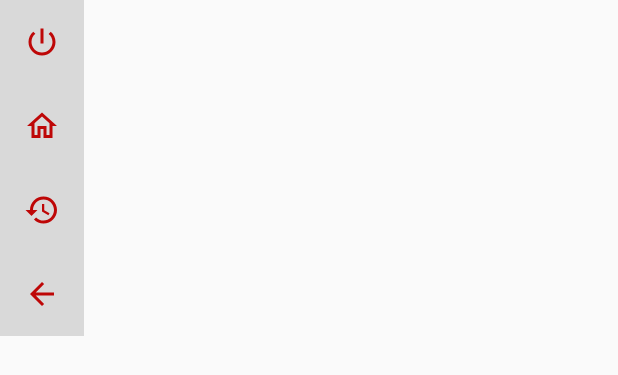
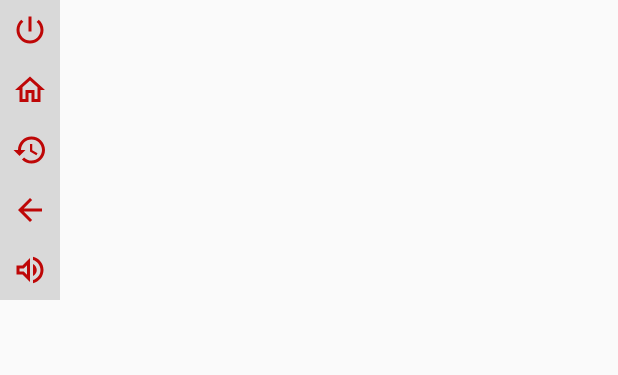
Before and after one commit to DastanIqbal/TVHelper, an Android app built with Jetpack Compose: the layout layout_floating_menu.xml on its own in the app's theme, with its tools: preview values and no code run, on a phone screen of 412 x 824 dp. Shown: the top 375 px of the screen. Run offline under Robolectric (Android 15) with nearby library versions, the phone set to English and light mode, and no system bars.

Commit message:
feat added volume in floating menu

```diff
--- a/tv/src/main/java/com/dastanapps/poweroff/service/FloatingMenu.kt
+++ b/tv/src/main/java/com/dastanapps/poweroff/service/FloatingMenu.kt
@@ -71,7 +71,7 @@ class FloatingMenu(
             gravity = Gravity.RIGHT
         }
 
-        LayoutInflater.from(context).inflate(R.layout.activity_main, mLayout)
+        LayoutInflater.from(context).inflate(R.layout.layout_floating_menu, mLayout)
 
         cursorLayout = WindowManager.LayoutParams().apply {
             width = WindowManager.LayoutParams.MATCH_PARENT
@@ -96,8 +96,8 @@ class FloatingMenu(
         configureHomeButton()
         configureRecentButton()
         configureBackButton()
+        configureVolumeButton()
 
-        configureVolumeButton()
         configureScrollButton()
         configureSwipeButton()
 
@@ -207,7 +207,7 @@ class FloatingMenu(
     }
 
     private fun configureVolumeButton() {
-        val volumeUpButton = mLayout?.findViewById<View>(R.id.volume_up)
+        val volumeUpButton = mLayout?.findViewById<View>(R.id.volume)
         volumeUpButton?.setOnClickListener {
             val audioManager =
                 context.getSystemService(AccessibilityService.AUDIO_SERVICE) as AudioManager
--- /dev/null
+++ b/tv/src/main/res/drawable/button_selector.xml
@@ -0,0 +1,9 @@
+<ripple xmlns:android="http://schemas.android.com/apk/res/android"
+    android:color="@color/black">
+    <item android:id="@android:id/mask">
+        <color android:color="@android:color/white" />
+    </item>
+    <item android:id="@android:id/background">
+        <color android:color="#22000000" />
+    </item>
+</ripple>
--- /dev/null
+++ b/tv/src/main/res/drawable/outline_volume_up_24.xml
@@ -0,0 +1,11 @@
+<vector xmlns:android="http://schemas.android.com/apk/res/android"
+    android:width="24dp"
+    android:height="24dp"
+    android:autoMirrored="true"
+    android:tint="#BE0707"
+    android:viewportWidth="24"
+    android:viewportHeight="24">
+    <path
+        android:fillColor="@android:color/white"
+        android:pathData="M3,9v6h4l5,5L12,4L7,9L3,9zM10,8.83v6.34L7.83,13L5,13v-2h2.83L10,8.83zM16.5,12c0,-1.77 -1.02,-3.29 -2.5,-4.03v8.05c1.48,-0.73 2.5,-2.25 2.5,-4.02zM14,3.23v2.06c2.89,0.86 5,3.54 5,6.71s-2.11,5.85 -5,6.71v2.06c4.01,-0.91 7,-4.49 7,-8.77 0,-4.28 -2.99,-7.86 -7,-8.77z" />
+</vector>
--- a/tv/src/main/res/layout/activity_main.xml
+++ b/tv/src/main/res/layout/layout_floating_menu.xml
@@ -9,49 +9,51 @@
     app:layout_constraintStart_toStartOf="parent"
     app:layout_constraintTop_toTopOf="parent">
 
-    <ImageView
+    <androidx.appcompat.widget.AppCompatImageView
         android:id="@+id/power"
         android:layout_width="wrap_content"
         android:layout_height="wrap_content"
-        android:background="#22000000"
-        android:padding="16dp"
+        android:background="@drawable/button_selector"
+        android:padding="8dp"
         android:src="@drawable/baseline_power_settings_new_24" />
 
-    <ImageView
+    <androidx.appcompat.widget.AppCompatImageView
         android:id="@+id/home"
         android:layout_width="wrap_content"
         android:layout_height="wrap_content"
-        android:background="#22000000"
-        android:padding="16dp"
+        android:background="@drawable/button_selector"
+        android:padding="8dp"
         android:src="@drawable/outline_home_24" />
 
-    <ImageView
+    <androidx.appcompat.widget.AppCompatImageView
         android:id="@+id/recent"
         android:layout_width="wrap_content"
         android:layout_height="wrap_content"
-        android:background="#22000000"
-        android:padding="16dp"
+        android:background="@drawable/button_selector"
+        android:padding="8dp"
         android:src="@drawable/outline_history_24" />
 
-    <ImageView
+    <androidx.appcompat.widget.AppCompatImageView
         android:id="@+id/back"
         android:layout_width="wrap_content"
         android:layout_height="wrap_content"
-        android:background="#22000000"
-        android:padding="16dp"
+        android:background="@drawable/button_selector"
+        android:padding="8dp"
         android:src="@drawable/outline_arrow_back_24" />
 
-    <Button
-        android:id="@+id/volume_up"
-        android:layout_width="wrap_content"
+    <androidx.appcompat.widget.AppCompatImageView
+        android:id="@+id/volume"
+        android:layout_width="match_parent"
         android:layout_height="wrap_content"
-        android:text="Volume"
-        android:visibility="gone" />
+        android:background="@drawable/button_selector"
+        android:padding="8dp"
+        app:srcCompat="@drawable/outline_volume_up_24" />
 
     <Button
         android:id="@+id/scroll"
         android:layout_width="wrap_content"
         android:layout_height="wrap_content"
+        android:background="@drawable/button_selector"
         android:text="Scroll"
         android:visibility="gone" />
 
@@ -59,6 +61,8 @@
         android:id="@+id/swipe"
         android:layout_width="wrap_content"
         android:layout_height="wrap_content"
+        android:background="@drawable/button_selector"
         android:text="Swipe"
         android:visibility="gone" />
+
 </LinearLayout>
```
